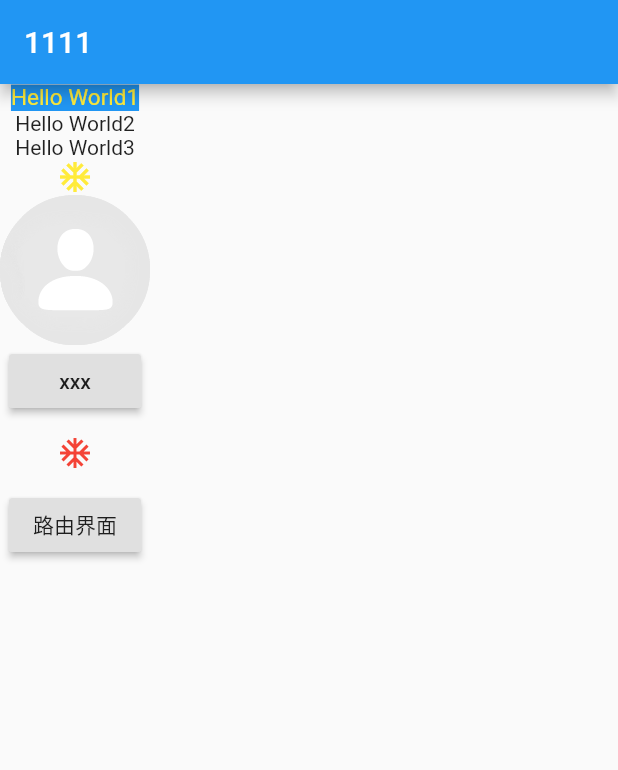
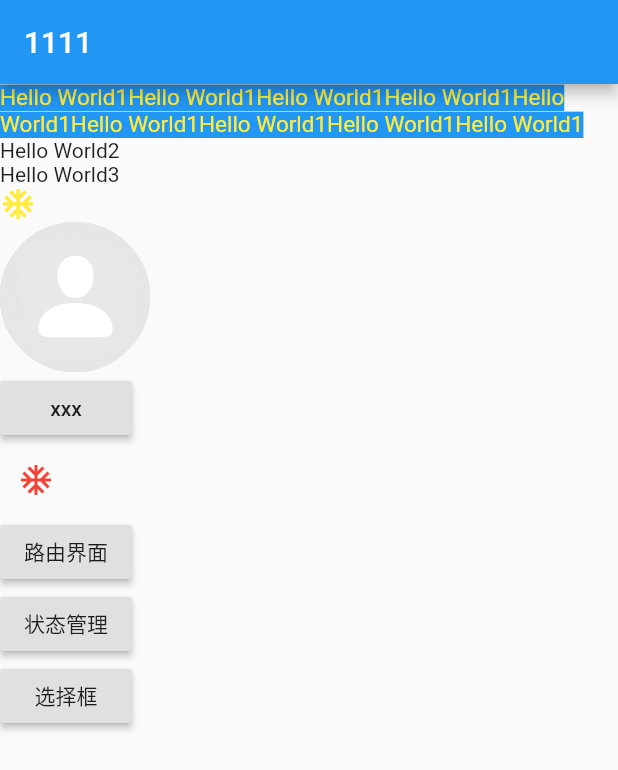
Before and after one commit to jhj24/flutter_app, a Flutter app: the screen it shows after launch, on a phone screen of 412 x 824 dp. Shown: the top 770 px of the screen. Run offline on Flutter 3.47's test engine with Material 2 defaults, Android fonts, the phone set to English and light mode, and no system bars.

Commit message:
选择框

```diff
--- a/lib/main.dart
+++ b/lib/main.dart
@@ -1,6 +1,8 @@
 import 'package:flutter/material.dart';
 import 'package:flutter_app/route/tip_route.dart';
 import 'package:flutter_app/route/tip_route_2.dart';
+import 'package:flutter_app/statemanager/state_manager.dart';
+import 'package:flutter_app/switch_checkbox.dart';
 import 'package:flutter_app/test.dart';
 
 /*void main() => runApp(new MaterialApp(
@@ -25,10 +27,11 @@ class Home extends StatelessWidget {
             title: new Text("1111"),
           ),
           body: new Column(
+            crossAxisAlignment: CrossAxisAlignment.start,
             children: <Widget>[
               new Text(
-                'Hello World1',
-                textDirection: TextDirection.rtl,
+                'Hello World1' * 9,
+                textDirection: TextDirection.ltr,
                 style: TextStyle(
                     fontSize: 15,
                     foreground: Paint()..color = Colors.yellow,
@@ -60,7 +63,10 @@ class Home extends StatelessWidget {
                       })),
               new Builder(
                   builder: (context) => new IconButton(
-                      icon: new Icon(Icons.ac_unit,color: Colors.red,),
+                      icon: new Icon(
+                        Icons.ac_unit,
+                        color: Colors.red,
+                      ),
                       onPressed: () {
                         Navigator.of(context).pushNamed("tip_route");
                       })),
@@ -71,6 +77,24 @@ class Home extends StatelessWidget {
                         Navigator.of(context)
                             .push(new MaterialPageRoute(builder: (context) {
                           return new TipRoute();
+                        }));
+                      })),
+              Builder(
+                  builder: (context) => new RaisedButton(
+                      child: Text("状态管理"),
+                      onPressed: () {
+                        Navigator.of(context)
+                            .push(MaterialPageRoute(builder: (context) {
+                          return StateManager();
+                        }));
+                      })),
+              Builder(
+                  builder: (context) => new RaisedButton(
+                      child: Text("选择框"),
+                      onPressed: () {
+                        Navigator.of(context)
+                            .push(MaterialPageRoute(builder: (context) {
+                          return SwitchCheckbox();
                         }));
                       }))
             ],
```
Also changed, not shown: lib/switch_checkbox.dart (added, +56 -0 lines).
